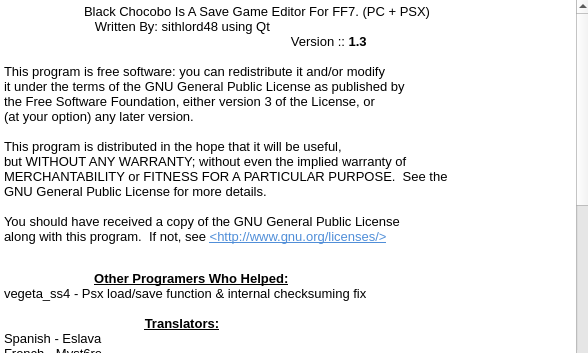
Qt form about.ui (sithlord48/blackchocobo) before a commit.
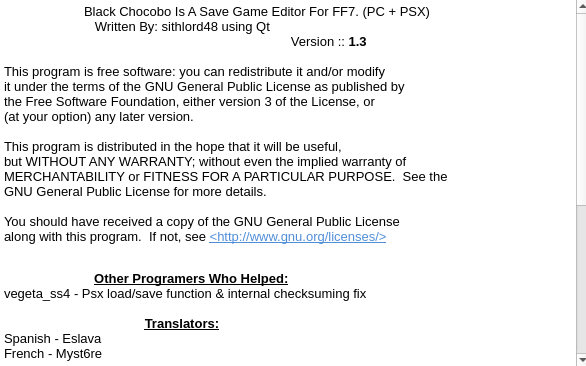
The same form after that commit.

Commit message: fit textbox on the about window better

```diff
--- a/about.ui
+++ b/about.ui
@@ -9,8 +9,8 @@
    <rect>
     <x>0</x>
     <y>0</y>
-    <width>588</width>
-    <height>353</height>
+    <width>586</width>
+    <height>366</height>
    </rect>
   </property>
   <property name="windowTitle">
```
